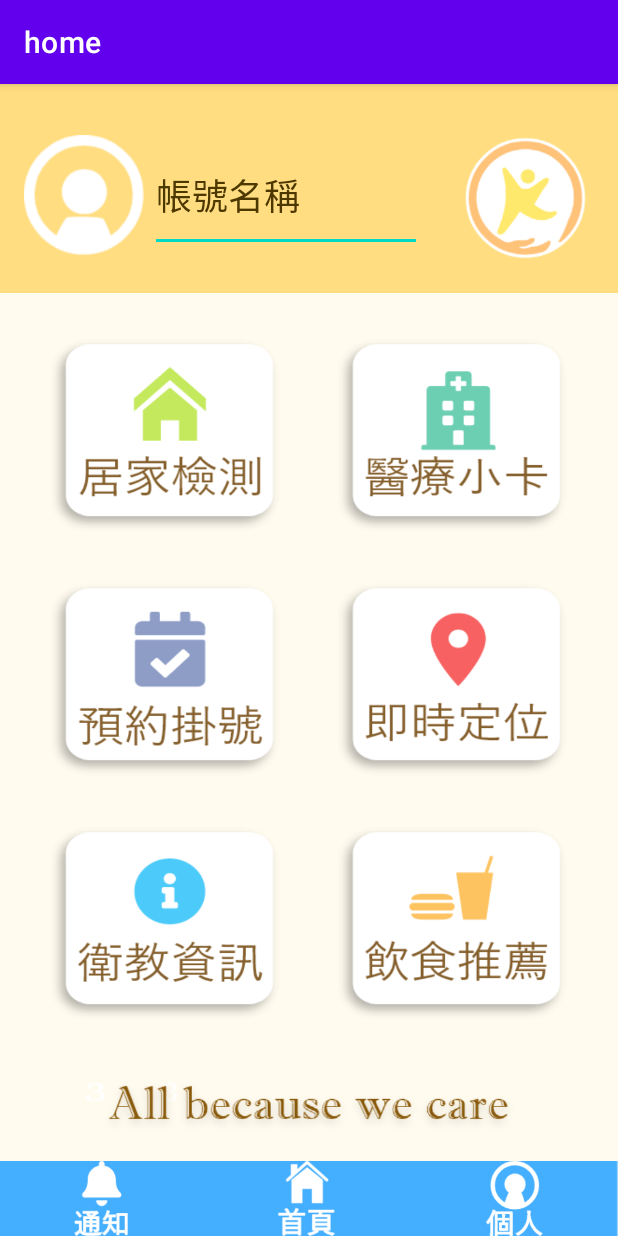
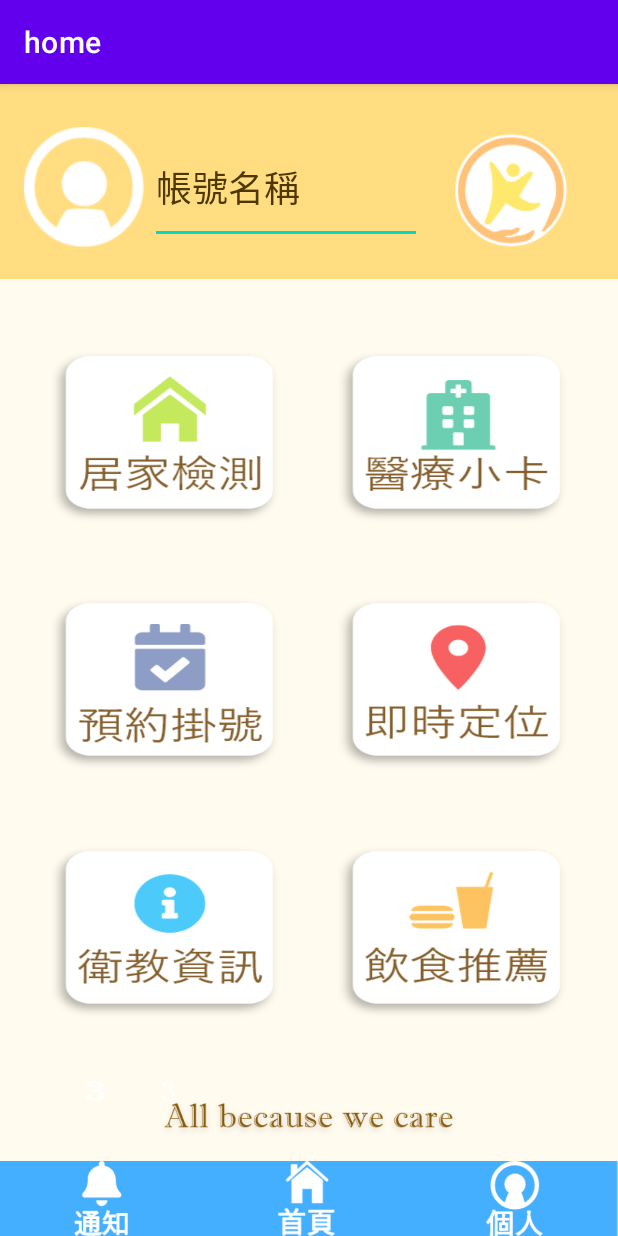
Before and after one commit to JoyLinnnn/OKare, an Android app: the screen it shows after launch (Homepage), on a phone screen of 412 x 824 dp. Run offline under Robolectric (Android 15) with nearby library versions, the phone set to English and light mode, and no system bars.

Commit message:
首頁介面調整

```diff
--- a/app/src/main/res/layout/activity_homepage.xml
+++ b/app/src/main/res/layout/activity_homepage.xml
@@ -9,7 +9,7 @@
     <ImageView
         android:id="@+id/imageView10"
         android:layout_width="0dp"
-        android:layout_height="139dp"
+        android:layout_height="130dp"
         android:background="@color/upcolor"
         app:layout_constraintEnd_toEndOf="parent"
         app:layout_constraintHorizontal_bias="1.0"
@@ -90,7 +90,7 @@
     <ImageView
         android:id="@+id/imageView18"
         android:layout_width="360dp"
-        android:layout_height="55dp"
+        android:layout_height="40dp"
         android:layout_marginBottom="8dp"
         app:layout_constraintBottom_toTopOf="@+id/imageView12"
         app:layout_constraintEnd_toEndOf="parent"
@@ -100,7 +100,7 @@
     <LinearLayout
         android:id="@+id/linearLayout6"
         android:layout_width="0dp"
-        android:layout_height="135dp"
+        android:layout_height="120dp"
         android:orientation="horizontal"
         app:layout_constraintBottom_toTopOf="@+id/imageView18"
         app:layout_constraintEnd_toEndOf="parent"
@@ -132,7 +132,7 @@
 
     <LinearLayout
         android:layout_width="0dp"
-        android:layout_height="135dp"
+        android:layout_height="120dp"
         android:orientation="horizontal"
         app:layout_constraintBottom_toTopOf="@+id/linearLayout6"
         app:layout_constraintEnd_toEndOf="parent"
@@ -164,7 +164,7 @@
 
     <LinearLayout
         android:layout_width="0dp"
-        android:layout_height="135dp"
+        android:layout_height="120dp"
         android:orientation="horizontal"
         app:layout_constraintBottom_toTopOf="@+id/imageView18"
         app:layout_constraintEnd_toEndOf="parent"
```
Also changed, not shown: app/src/main/java/com/example/home/DialogForm.java (+5 -2 lines), app/src/main/java/com/example/home/DialogForm2.java (+5 -2 lines).
